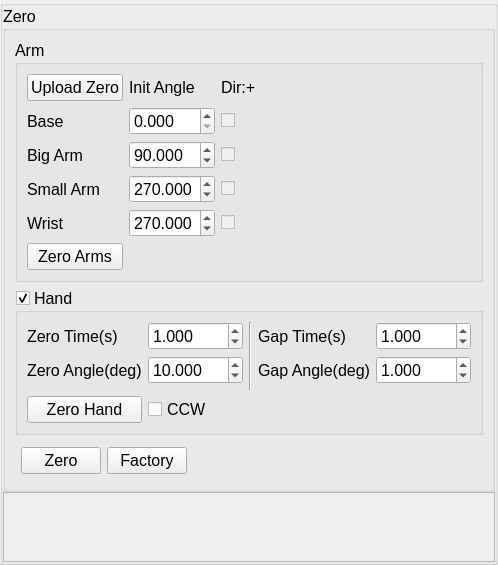
ww4u/megarobostudio, file source/wnd/ui/sinanjupref.ui: the form before one commit.
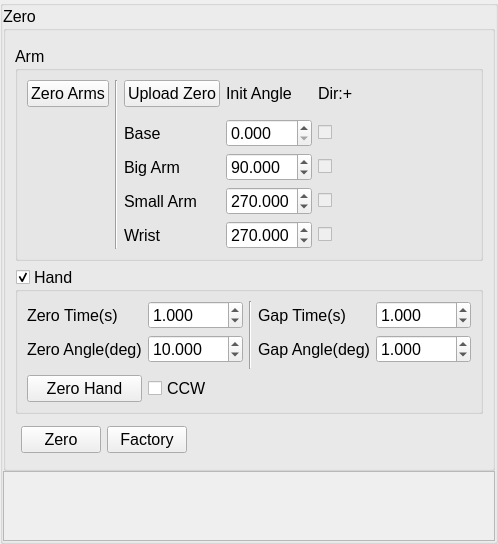
The form after the commit. Icons and pictures are not drawn. Custom widgets are drawn as their Qt base class.

```diff
--- a/source/wnd/ui/sinanjupref.ui
+++ b/source/wnd/ui/sinanjupref.ui
@@ -67,13 +67,30 @@
          <string>Zero</string>
         </property>
         <layout class="QVBoxLayout" name="verticalLayout_3">
+         <item>
+          <widget class="PageOption" name="widget" native="true"/>
+         </item>
          <item>
           <widget class="QGroupBox" name="groupBox_2">
            <property name="title">
             <string>Arm</string>
            </property>
            <layout class="QGridLayout" name="gridLayout">
-            <item row="5" column="4">
+            <item row="0" column="0">
+             <widget class="QPushButton" name="btnZeroArm">
+              <property name="text">
+               <string>Zero Arms</string>
+              </property>
+             </widget>
+            </item>
+            <item row="0" column="5">
+             <widget class="QLabel" name="label_2">
+              <property name="text">
+               <string>Dir:+</string>
+              </property>
+             </widget>
+            </item>
+            <item row="5" column="6">
              <spacer name="horizontalSpacer_2">
               <property name="orientation">
                <enum>Qt::Horizontal</enum>
@@ -86,7 +103,7 @@
               </property>
              </spacer>
             </item>
-            <item row="5" column="2">
+            <item row="5" column="4">
              <widget class="QDoubleSpinBox" name="spinAngleWrist">
               <property name="decimals">
                <number>3</number>
@@ -99,21 +116,7 @@
               </property>
              </widget>
             </item>
-            <item row="0" column="3">
-             <widget class="QLabel" name="label_2">
-              <property name="text">
-               <string>Dir:+</string>
-              </property>
-             </widget>
-            </item>
-            <item row="2" column="0">
-             <widget class="QLabel" name="labelBase">
-              <property name="text">
-               <string>Base</string>
-              </property>
-             </widget>
-            </item>
-            <item row="3" column="2">
+            <item row="3" column="4">
              <widget class="QDoubleSpinBox" name="spinAngleBArm">
               <property name="decimals">
                <number>3</number>
@@ -126,7 +129,14 @@
               </property>
              </widget>
             </item>
-            <item row="5" column="3">
+            <item row="2" column="2">
+             <widget class="QLabel" name="labelBase">
+              <property name="text">
+               <string>Base</string>
+              </property>
+             </widget>
+            </item>
+            <item row="5" column="5">
              <widget class="QCheckBox" name="chkInvWrist">
               <property name="enabled">
                <bool>false</bool>
@@ -136,29 +146,52 @@
               </property>
              </widget>
             </item>
-            <item row="0" column="2">
+            <item row="0" column="4">
              <widget class="QLabel" name="label_18">
               <property name="text">
                <string>Init Angle</string>
               </property>
              </widget>
             </item>
-            <item row="5" column="0">
+            <item row="2" column="5">
+             <widget class="QCheckBox" name="chkInvBase">
+              <property name="enabled">
+               <bool>false</bool>
+              </property>
+              <property name="text">
+               <string/>
+              </property>
+             </widget>
+            </item>
+            <item row="4" column="4">
+             <widget class="QDoubleSpinBox" name="spinAngleSArm">
+              <property name="decimals">
+               <number>3</number>
+              </property>
+              <property name="maximum">
+               <double>360.000000000000000</double>
+              </property>
+              <property name="value">
+               <double>270.000000000000000</double>
+              </property>
+             </widget>
+            </item>
+            <item row="5" column="2">
              <widget class="QLabel" name="labelWrist">
               <property name="text">
                <string>Wrist</string>
               </property>
              </widget>
             </item>
-            <item row="4" column="0">
+            <item row="4" column="2">
              <widget class="QLabel" name="labelSA">
               <property name="text">
                <string>Small Arm</string>
               </property>
              </widget>
             </item>
-            <item row="2" column="3">
-             <widget class="QCheckBox" name="chkInvBase">
+            <item row="3" column="5">
+             <widget class="QCheckBox" name="chkInvBA">
               <property name="enabled">
                <bool>false</bool>
               </property>
@@ -167,37 +200,14 @@
               </property>
              </widget>
             </item>
-            <item row="4" column="2">
-             <widget class="QDoubleSpinBox" name="spinAngleSArm">
-              <property name="decimals">
-               <number>3</number>
-              </property>
-              <property name="maximum">
-               <double>360.000000000000000</double>
-              </property>
-              <property name="value">
-               <double>270.000000000000000</double>
-              </property>
-             </widget>
-            </item>
-            <item row="3" column="0">
+            <item row="3" column="2">
              <widget class="QLabel" name="labelBA">
               <property name="text">
                <string>Big Arm</string>
               </property>
              </widget>
             </item>
-            <item row="3" column="3">
-             <widget class="QCheckBox" name="chkInvBA">
-              <property name="enabled">
-               <bool>false</bool>
-              </property>
-              <property name="text">
-               <string/>
-              </property>
-             </widget>
-            </item>
-            <item row="2" column="2">
+            <item row="2" column="4">
              <widget class="QDoubleSpinBox" name="spinAngleBase">
               <property name="decimals">
                <number>3</number>
@@ -207,7 +217,7 @@
               </property>
              </widget>
             </item>
-            <item row="4" column="3">
+            <item row="4" column="5">
              <widget class="QCheckBox" name="chkInvSA">
               <property name="enabled">
                <bool>false</bool>
@@ -217,17 +227,17 @@
               </property>
              </widget>
             </item>
-            <item row="0" column="0">
+            <item row="0" column="2">
              <widget class="QPushButton" name="btnUploadZero">
               <property name="text">
                <string>Upload Zero</string>
               </property>
              </widget>
             </item>
-            <item row="6" column="0">
-             <widget class="QPushButton" name="btnZeroArm">
-              <property name="text">
-               <string>Zero Arms</string>
+            <item row="0" column="1" rowspan="6">
+             <widget class="Line" name="line_2">
+              <property name="orientation">
+               <enum>Qt::Vertical</enum>
               </property>
              </widget>
             </item>
@@ -424,8 +434,8 @@
           <rect>
            <x>0</x>
            <y>0</y>
-           <width>468</width>
-           <height>315</height>
+           <width>485</width>
+           <height>72</height>
           </rect>
          </property>
          <layout class="QVBoxLayout" name="verticalLayout_4">
@@ -441,7 +451,7 @@
              <string/>
             </property>
             <property name="pixmap">
-             <pixmap resource="../res/res.qrc">:/res/image/joint/mrx-t4_geo.png</pixmap>
+             <pixmap>:/res/image/joint/mrx-t4_geo.png</pixmap>
             </property>
             <property name="scaledContents">
              <bool>true</bool>
@@ -470,8 +480,14 @@
    </item>
   </layout>
  </widget>
- <resources>
-  <include location="../res/res.qrc"/>
- </resources>
+ <customwidgets>
+  <customwidget>
+   <class>PageOption</class>
+   <extends>QWidget</extends>
+   <header>pageoption.h</header>
+   <container>1</container>
+  </customwidget>
+ </customwidgets>
+ <resources/>
  <connections/>
 </ui>
```
